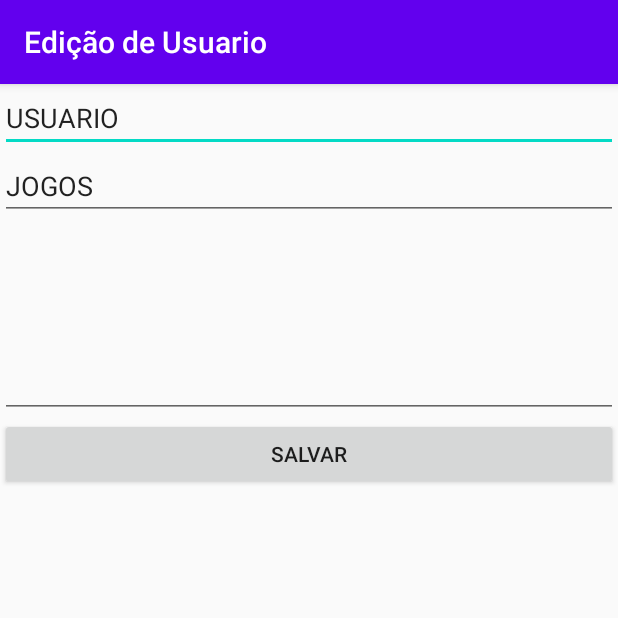
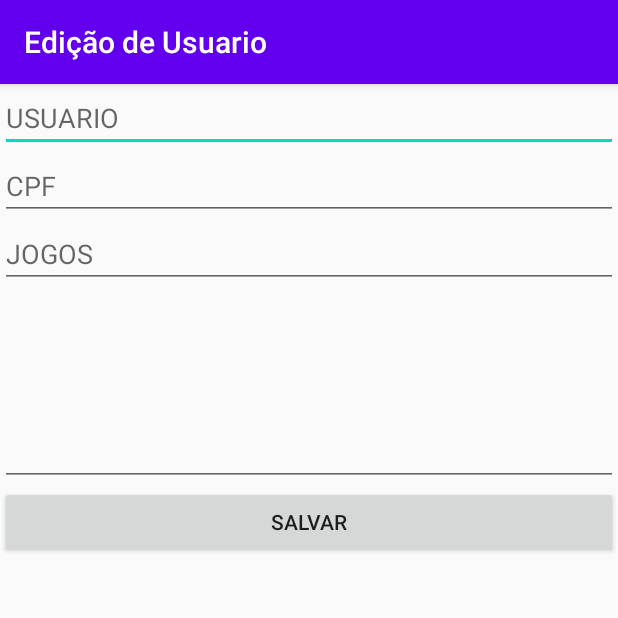
Before and after one commit to sinislife/bazingamobile, an Android app: the FomularioUsuario screen opened directly, with no data from a screen before it, after a tap on "SALVAR", on a phone screen of 412 x 824 dp, the top half of it. Run offline under Robolectric (Android 15) with nearby library versions, the phone set to English and light mode, and no system bars.

Commit message:
Correção

```diff
--- a/app/src/main/AndroidManifest.xml
+++ b/app/src/main/AndroidManifest.xml
@@ -19,6 +19,7 @@
                 <category android:name="android.intent.category.LAUNCHER"/>
             </intent-filter>
         </activity>
+
     </application>
-
+    <uses-permission android:name="android.permission.INTERNET" />
 </manifest>
--- a/app/src/main/java/br/unibh/sdm/appbazinga/activities/FomularioUsuario.java
+++ b/app/src/main/java/br/unibh/sdm/appbazinga/activities/FomularioUsuario.java
@@ -61,7 +61,7 @@ public class FomularioUsuario extends AppCompatActivity {
             }
         });
     }
-
+/*
     @NotNull
     private Usuario recuperaInformacoesFormulario() {
         EditText usuarios = findViewById(R.id.editTextTextPersonName3);
@@ -74,6 +74,20 @@ public class FomularioUsuario extends AppCompatActivity {
         usuario.setDataCriacao(new Date());
         return usuario;
     }
-
+*/
+    @NotNull
+    private Usuario recuperaInformacoesFormulario() {
+        EditText usuario = findViewById(R.id.editTextoUsuario);
+        EditText jogos = findViewById(R.id.editTextoJOGOS);
+        EditText cpf = findViewById(R.id.editTextoCPF);
+        EditText senha = findViewById(R.id.editTextoSENHA);
+        Usuario usuarios = new Usuario();
+        usuarios.setUsuario(usuario.getText().toString());
+        usuarios.setJogos(jogos.getText().toString());
+        usuarios.setCpf(cpf.getText().toString());
+        usuarios.setSenha(senha.getText().toString());
+        usuarios.setDataCriacao(new Date());
+        return usuarios;
+    }
 
 }
--- a/app/src/main/java/br/unibh/sdm/appbazinga/api/RestServiceGenerator.java
+++ b/app/src/main/java/br/unibh/sdm/appbazinga/api/RestServiceGenerator.java
@@ -10,8 +10,8 @@ import retrofit2.converter.gson.GsonConverterFactory;
 
 public class RestServiceGenerator {
 
-    public static final String API_BASE_URL ="http://localhost:8080/usuario-api/"; //"http://34.204.169.56:32769/usuario-api/";//http://10.0.2.2:8080/cripto-api/
-
+   // public static final String API_BASE_URL ="http://localhost:8080/usuario-api/"; //"http://34.204.169.56:32769/usuario-api/";//http://10.0.2.2:8080/cripto-api/
+    public static final String API_BASE_URL ="http://backend-usuario-1757366576.us-east-1.elb.amazonaws.com/usuario-api/";
     public static <S> S createService(Class<S> serviceClass) {
         Gson gson = new GsonBuilder()
                 .setDateFormat("yyyy-MM-dd'T'HH:mm:ss")
--- a/app/src/main/java/br/unibh/sdm/appbazinga/entidades/Usuario.java
+++ b/app/src/main/java/br/unibh/sdm/appbazinga/entidades/Usuario.java
@@ -8,7 +8,7 @@ public class Usuario {
     private String cpf;
     private String usuario;
     private String jogos;
-    private String descricao;
+    private String senha;
     private Date dataCriacao;
 
 
@@ -36,12 +36,12 @@ public class Usuario {
         this.jogos = jogos;
     }
 
-    public String getDescricao() {
-        return descricao;
+    public String getSenha() {
+        return senha;
     }
 
-    public void setDescricao(String descricao) {
-        this.descricao = descricao;
+    public void setSenha(String senha) {
+        this.senha = senha;
     }
 
     public Date getDataCriacao() {
@@ -61,7 +61,7 @@ public class Usuario {
                 "cpf='" + cpf + '\'' +
                 ", usuario='" + usuario + '\'' +
                 ", jogos='" + jogos + '\'' +
-                ", descricao='" + descricao + '\'' +
+                ", senha='" + senha + '\'' +
                 ", dataCriacao=" + dataCriacao +
                 '}';
     }
@@ -74,14 +74,15 @@ public class Usuario {
         return Objects.equals(getCpf(), that.getCpf()) &&
                 Objects.equals(getUsuario(), that.getUsuario()) &&
                 Objects.equals(getJogos(), that.getJogos()) &&
-                Objects.equals(getDescricao(), that.getDescricao()) &&
+                Objects.equals(getSenha(), that.getSenha()) &&
                 Objects.equals(getDataCriacao(), that.getDataCriacao());
     }
 
     @Override
     public int hashCode() {
-        return Objects.hash(getCpf(), getUsuario(), getJogos(),getDescricao(), getDataCriacao());
+        return Objects.hash(getCpf(), getUsuario(), getJogos(), getSenha(), getDataCriacao());
     }
 
 
+
 }
--- a/app/src/main/res/layout/activity_cadastro_usuario.xml
+++ b/app/src/main/res/layout/activity_cadastro_usuario.xml
@@ -10,23 +10,27 @@
             android:layout_width="match_parent"
             android:layout_height="wrap_content"
             android:inputType="textPersonName"
-            android:text="USUARIO"
             android:ems="10"
-            android:id="@+id/editTextTextPersonName3"/>
+            android:id="@+id/editTextoUsuario" android:hint="USUARIO"/>
     <EditText
             android:layout_width="match_parent"
             android:layout_height="wrap_content"
             android:inputType="textPersonName"
-            android:text="JOGOS"
             android:ems="10"
-            android:id="@+id/editTextTextPersonName4"/>
+            android:id="@+id/editTextoCPF" android:hint="CPF"/>
+    <EditText
+            android:layout_width="match_parent"
+            android:layout_height="wrap_content"
+            android:inputType="textPersonName"
+            android:ems="10"
+            android:id="@+id/editTextoJOGOS" android:hint="JOGOS"/>
     <EditText
             android:layout_width="match_parent"
             android:layout_height="132dp"
             android:inputType="textMultiLine|text"
             android:gravity="start|top"
             android:ems="10"
-            android:id="@+id/editTextTextMultiLine"/>
+            android:id="@+id/editTextoSENHA"/>
     <Button
             android:text="Salvar"
             android:layout_width="match_parent"
```
